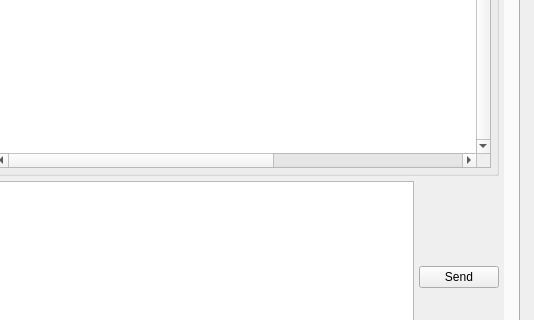
Before: the Qt Designer form Source/UI/spot-on-rosetta.ui in textbrowser/spot-on, drawn with Qt 5; both pictures show x 566 to 1100 and y 370 to 690 of the 1100 by 800 pixel window.
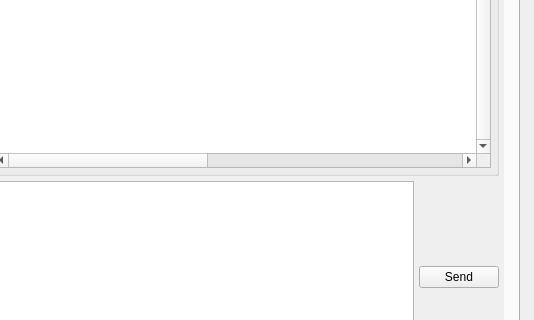
After: the same form once the commit is applied. The open tabs and pages were chosen to show the change. Icons and pictures are not drawn. Custom widgets are drawn as their Qt base class.

Commit message: GPG information.

```diff
--- a/Source/UI/spot-on-rosetta.ui
+++ b/Source/UI/spot-on-rosetta.ui
@@ -753,8 +753,8 @@
                    <rect>
                     <x>0</x>
                     <y>0</y>
-                    <width>532</width>
-                    <height>418</height>
+                    <width>1048</width>
+                    <height>591</height>
                    </rect>
                   </property>
                   <layout class="QHBoxLayout" name="horizontalLayout_25">
@@ -983,6 +983,11 @@
                              <string>Public Key Hash</string>
                             </property>
                            </column>
+                           <column>
+                            <property name="text">
+                             <string>Key Information</string>
+                            </property>
+                           </column>
                           </widget>
                          </item>
                         </layout>
```
The commit also changes 5 other files.
